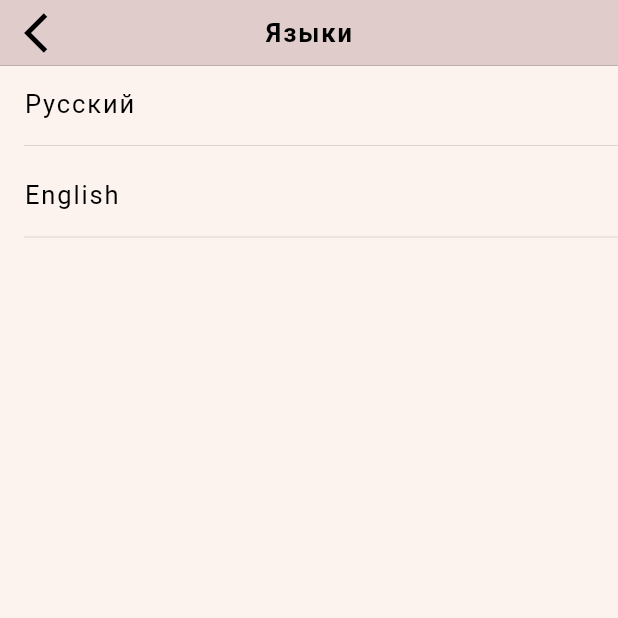
After one commit to Coldlot/BookWorm, a Flutter app: the LanguagesView screen opened directly, on a phone screen of 412 x 824 dp, the top half of it. The commit adds this screen. Run offline on Flutter 3.47's test engine with Material 2 defaults, Android fonts, the phone set to English and light mode, and no system bars; our stand-ins replace flutter_svg, get, hive, hive_flutter, logger, supercharged; accounts and stored records are empty; generated files the repository leaves out were written again.

```diff
--- /dev/null
+++ b/bookworm/lib/ui/tabs/settings/languages/languages_view.dart
@@ -0,0 +1,50 @@
+import 'package:bookworm/generated/l10n.dart';
+import 'package:bookworm/ui/tabs/settings/languages/languages_view_model.dart';
+import 'package:flutter/cupertino.dart';
+import 'package:flutter/material.dart';
+import 'package:get/get_state_manager/get_state_manager.dart';
+
+class LanguagesView extends StatelessWidget {
+  @override
+  Widget build(BuildContext context) {
+    return GetBuilder<LanguagesViewModel>(
+      init: LanguagesViewModel(),
+      builder: (model) {
+        return Scaffold(
+          backgroundColor: model.themeService.beigeThemed,
+          appBar: CupertinoNavigationBar(
+            leading: GestureDetector(
+              onTap: model.dismiss,
+              child: Icon(Icons.arrow_back_ios,
+                  color: model.themeService.blackThemed),
+            ),
+            middle: Text(S.of(context).languages,
+                style: model.themeService.headerStyleThemed),
+            backgroundColor: model.themeService.peachThemed,
+          ),
+          body: ListView.builder(
+            itemCount: model.languages.length,
+            itemBuilder: (context, index) {
+              return GestureDetector(
+                  onTap: () {
+                    model.changeLocalization(index);
+                  },
+                  child: Padding(
+                    padding: const EdgeInsets.only(left: 16, top: 15),
+                    child: Column(
+                      crossAxisAlignment: CrossAxisAlignment.start,
+                      children: [
+                        Text(model.languages[index],
+                            style: model.themeService.headerStyleThemed),
+                        const SizedBox(height: 10),
+                        const Divider(),
+                      ],
+                    ),
+                  ));
+            },
+          ),
+        );
+      },
+    );
+  }
+}
--- a/bookworm/lib/widgets/size_slider.dart
+++ b/bookworm/lib/widgets/size_slider.dart
@@ -6,10 +6,11 @@ import 'package:get/get.dart';
 class SizeSlider extends StatelessWidget {
   final double value;
   final Function(double) onChanged;
+  final Function(double) onChangedEnd;
 
   final themeService = Get.find<BWThemeService>();
 
-  SizeSlider({@required this.value, this.onChanged});
+  SizeSlider({@required this.value, this.onChanged, this.onChangedEnd});
 
   @override
   Widget build(BuildContext context) {
@@ -25,6 +26,7 @@ class SizeSlider extends StatelessWidget {
             min: 0.5,
             max: 1.5,
             onChanged: onChanged,
+            onChangeEnd: onChangedEnd,
           ),
         ),
         Text('A', style: themeService.largeThemed),
```
Also changed, not shown: bookworm/lib/ui/tabs/settings/languages/languages_view_model.dart (added, +39 -0 lines), bookworm/lib/ui/tabs/settings/settings_view.dart (+9 -3 lines), bookworm/lib/ui/tabs/settings/settings_view_model.dart (+28 -4 lines).
